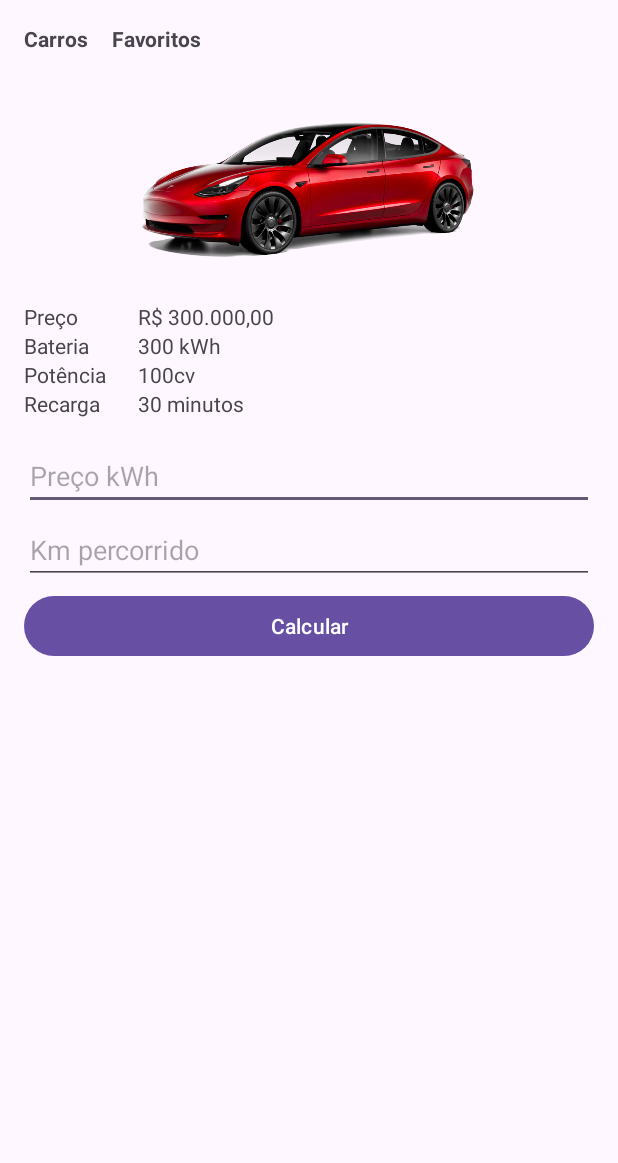
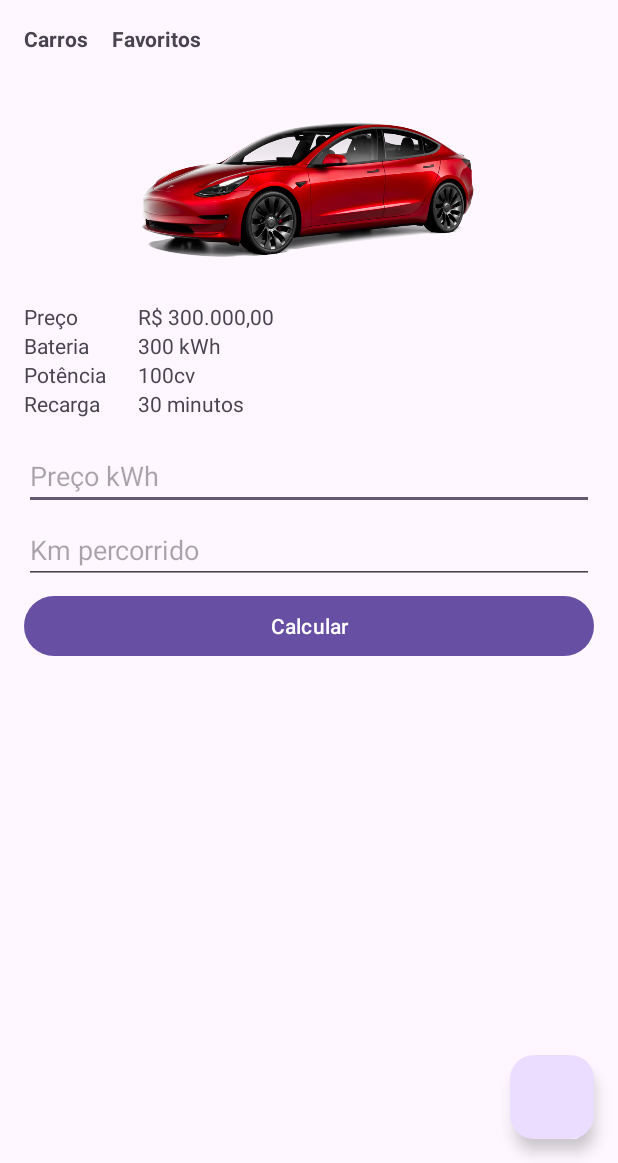
Before and after one commit to tfreitasf/EletricCarApp, an Android app: the screen it shows after launch (MainActivity), on a phone screen of 412 x 824 dp, the part 73-1236 px from its top. Run offline under Robolectric (Android 15) with nearby library versions, the phone set to English and light mode, and no system bars.

Commit message:
created activity for autonomy calculation

```diff
--- a/app/src/main/AndroidManifest.xml
+++ b/app/src/main/AndroidManifest.xml
@@ -13,7 +13,7 @@
         android:theme="@style/Theme.EletricCarApp"
         tools:targetApi="31">
         <activity
-            android:name=".MainActivity"
+            android:name=".presentation.MainActivity"
             android:exported="true">
             <intent-filter>
                 <action android:name="android.intent.action.MAIN" />
@@ -21,6 +21,7 @@
                 <category android:name="android.intent.category.LAUNCHER" />
             </intent-filter>
         </activity>
+        <activity android:name=".presentation.CalculateAutonomyActivity"/>
     </application>
 
 </manifest>
--- a/app/src/main/java/br/com/povengenharia/MainActivity.kt
+++ b/app/src/main/java/br/com/povengenharia/presentation/MainActivity.kt
@@ -1,11 +1,12 @@
-package br.com.povengenharia
+package br.com.povengenharia.presentation
 
 import androidx.appcompat.app.AppCompatActivity
 import android.os.Bundle
-import android.util.Log
 import android.widget.Button
 import android.widget.EditText
 import android.widget.TextView
+import br.com.povengenharia.R
+import com.google.android.material.floatingactionbutton.FloatingActionButton
 
 class MainActivity : AppCompatActivity() {
 
@@ -13,6 +14,7 @@ class MainActivity : AppCompatActivity() {
     lateinit var travelledDistance: EditText
     lateinit var btnCalculate: Button
     lateinit var result: TextView
+    lateinit var fabtnCalculate : FloatingActionButton
 
     override fun onCreate(savedInstanceState: Bundle?) {
         super.onCreate(savedInstanceState)
@@ -28,6 +30,7 @@ class MainActivity : AppCompatActivity() {
         btnCalculate = findViewById(R.id.bt_calculate)
         travelledDistance = findViewById(R.id.et_travelleddistance)
         result = findViewById(R.id.tv_result)
+        fabtnCalculate = findViewById(R.id.fab_calculate)
 
     }
 
--- a/app/src/main/res/layout/activity_main.xml
+++ b/app/src/main/res/layout/activity_main.xml
@@ -4,7 +4,7 @@
     xmlns:tools="http://schemas.android.com/tools"
     android:layout_width="match_parent"
     android:layout_height="match_parent"
-    tools:context=".MainActivity">
+    tools:context=".presentation.MainActivity">
 
     <TextView
         android:id="@+id/tv_title"
@@ -157,5 +157,14 @@
         app:layout_constraintStart_toStartOf="@id/bt_calculate"
         app:layout_constraintTop_toBottomOf="@id/bt_calculate" />
 
+    <com.google.android.material.floatingactionbutton.FloatingActionButton
+        android:id="@+id/fab_calculate"
+        android:layout_width="56dp"
+        android:layout_height="56dp"
+        android:layout_margin="16dp"
+        android:text="@string/tv_calculate"
+        app:layout_constraintBottom_toBottomOf="parent"
+        app:layout_constraintEnd_toEndOf="parent" />
+
 
 </androidx.constraintlayout.widget.ConstraintLayout>
```
Also changed, not shown: app/src/main/java/br/com/povengenharia/presentation/CalculateAutonomyActivity.kt (added, +13 -0 lines), app/src/main/res/layout/activity_calculate_autonomy.xml (added, +17 -0 lines).
